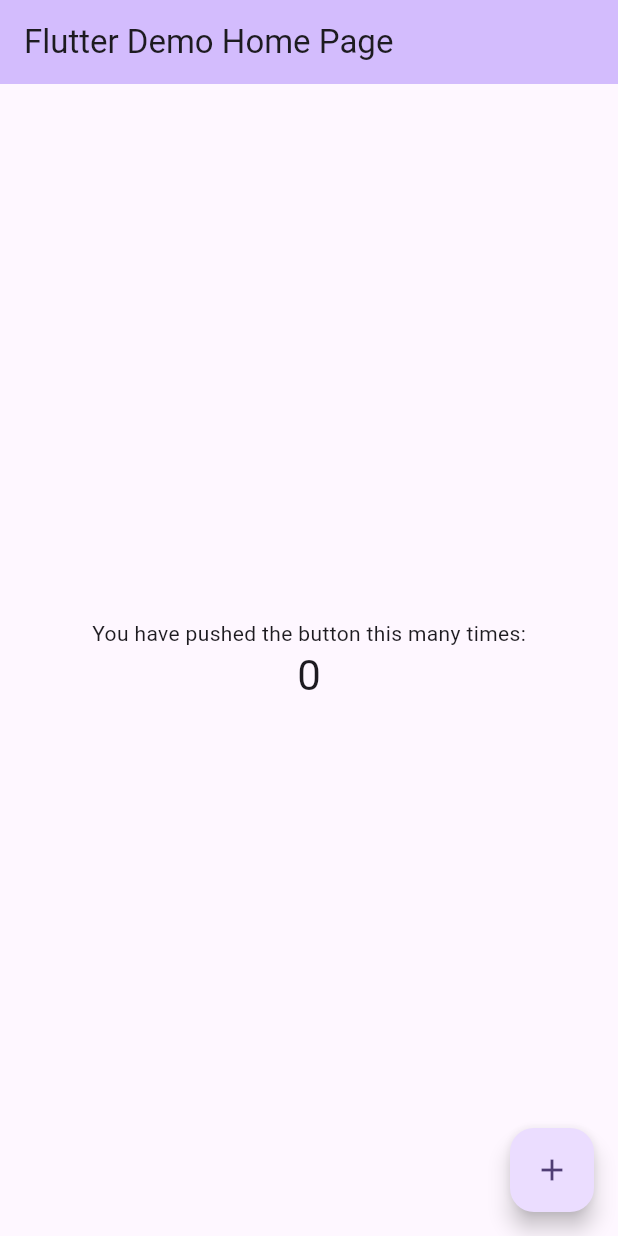
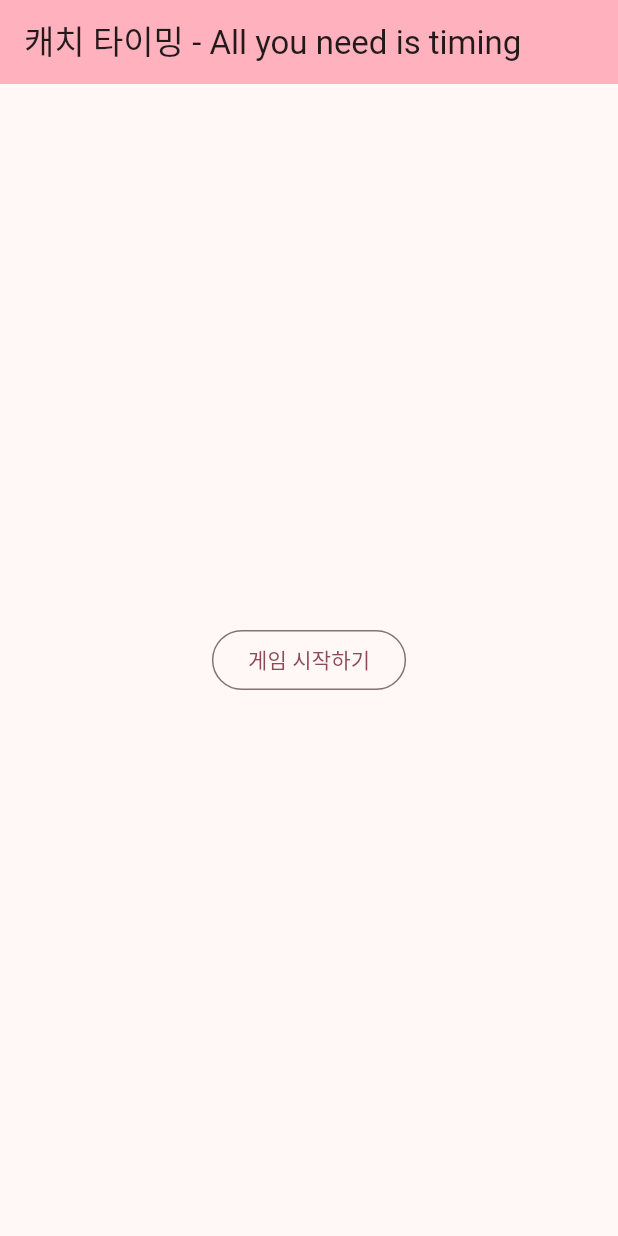
Before and after one commit to PlusAlphaGameStudio/catch_timing, a Flutter app: the screen it shows after launch, on a phone screen of 412 x 824 dp. Run offline on Flutter 3.47's test engine with Material 2 defaults, Android fonts, the phone set to English and light mode, and no system bars.

Commit message:
주요 페이지들~

```diff
--- a/lib/main.dart
+++ b/lib/main.dart
@@ -1,125 +1,58 @@
+import 'package:catch_timing/stages_page.dart';
 import 'package:flutter/material.dart';
 
 void main() {
-  runApp(const MyApp());
+  runApp(const CatchTimingApp());
 }
 
-class MyApp extends StatelessWidget {
-  const MyApp({super.key});
+class CatchTimingApp extends StatelessWidget {
+  const CatchTimingApp({super.key});
 
-  // This widget is the root of your application.
   @override
   Widget build(BuildContext context) {
     return MaterialApp(
-      title: 'Flutter Demo',
+      title: '캐치 타이밍',
       theme: ThemeData(
-        // This is the theme of your application.
-        //
-        // TRY THIS: Try running your application with "flutter run". You'll see
-        // the application has a blue toolbar. Then, without quitting the app,
-        // try changing the seedColor in the colorScheme below to Colors.green
-        // and then invoke "hot reload" (save your changes or press the "hot
-        // reload" button in a Flutter-supported IDE, or press "r" if you used
-        // the command line to start the app).
-        //
-        // Notice that the counter didn't reset back to zero; the application
-        // state is not lost during the reload. To reset the state, use hot
-        // restart instead.
-        //
-        // This works for code too, not just values: Most code changes can be
-        // tested with just a hot reload.
-        colorScheme: ColorScheme.fromSeed(seedColor: Colors.deepPurple),
+        colorScheme: ColorScheme.fromSeed(seedColor: Colors.pink),
         useMaterial3: true,
       ),
-      home: const MyHomePage(title: 'Flutter Demo Home Page'),
+      home: const MainMenuPage(title: '캐치 타이밍 - All you need is timing'),
     );
   }
 }
 
-class MyHomePage extends StatefulWidget {
-  const MyHomePage({super.key, required this.title});
-
-  // This widget is the home page of your application. It is stateful, meaning
-  // that it has a State object (defined below) that contains fields that affect
-  // how it looks.
-
-  // This class is the configuration for the state. It holds the values (in this
-  // case the title) provided by the parent (in this case the App widget) and
-  // used by the build method of the State. Fields in a Widget subclass are
-  // always marked "final".
+class MainMenuPage extends StatefulWidget {
+  const MainMenuPage({super.key, required this.title});
 
   final String title;
 
   @override
-  State<MyHomePage> createState() => _MyHomePageState();
+  State<MainMenuPage> createState() => _MainMenuPageState();
 }
 
-class _MyHomePageState extends State<MyHomePage> {
-  int _counter = 0;
-
-  void _incrementCounter() {
-    setState(() {
-      // This call to setState tells the Flutter framework that something has
-      // changed in this State, which causes it to rerun the build method below
-      // so that the display can reflect the updated values. If we changed
-      // _counter without calling setState(), then the build method would not be
-      // called again, and so nothing would appear to happen.
-      _counter++;
-    });
-  }
-
+class _MainMenuPageState extends State<MainMenuPage> {
   @override
   Widget build(BuildContext context) {
-    // This method is rerun every time setState is called, for instance as done
-    // by the _incrementCounter method above.
-    //
-    // The Flutter framework has been optimized to make rerunning build methods
-    // fast, so that you can just rebuild anything that needs updating rather
-    // than having to individually change instances of widgets.
     return Scaffold(
       appBar: AppBar(
-        // TRY THIS: Try changing the color here to a specific color (to
-        // Colors.amber, perhaps?) and trigger a hot reload to see the AppBar
-        // change color while the other colors stay the same.
         backgroundColor: Theme.of(context).colorScheme.inversePrimary,
-        // Here we take the value from the MyHomePage object that was created by
-        // the App.build method, and use it to set our appbar title.
         title: Text(widget.title),
       ),
       body: Center(
-        // Center is a layout widget. It takes a single child and positions it
-        // in the middle of the parent.
         child: Column(
-          // Column is also a layout widget. It takes a list of children and
-          // arranges them vertically. By default, it sizes itself to fit its
-          // children horizontally, and tries to be as tall as its parent.
-          //
-          // Column has various properties to control how it sizes itself and
-          // how it positions its children. Here we use mainAxisAlignment to
-          // center the children vertically; the main axis here is the vertical
-          // axis because Columns are vertical (the cross axis would be
-          // horizontal).
-          //
-          // TRY THIS: Invoke "debug painting" (choose the "Toggle Debug Paint"
-          // action in the IDE, or press "p" in the console), to see the
-          // wireframe for each widget.
-          mainAxisAlignment: MainAxisAlignment.center,
+          mainAxisAlignment: MainAxisAlignment.spaceAround,
           children: <Widget>[
-            const Text(
-              'You have pushed the button this many times:',
-            ),
-            Text(
-              '$_counter',
-              style: Theme.of(context).textTheme.headlineMedium,
-            ),
+            OutlinedButton(
+                onPressed: () {
+                  Navigator.of(context).push(MaterialPageRoute(
+                    builder: (context) => const StagesPage(),
+                  ));
+                },
+                child: const Text('게임 시작하기')),
+            //OutlinedButton(onPressed: () {}, child: const Text('갤러리')),
           ],
         ),
       ),
-      floatingActionButton: FloatingActionButton(
-        onPressed: _incrementCounter,
-        tooltip: 'Increment',
-        child: const Icon(Icons.add),
-      ), // This trailing comma makes auto-formatting nicer for build methods.
     );
   }
 }
--- a/pubspec.yaml
+++ b/pubspec.yaml
@@ -59,9 +59,9 @@ flutter:
   uses-material-design: true
 
   # To add assets to your application, add an assets section, like this:
-  # assets:
-  #   - images/a_dot_burr.jpeg
-  #   - images/a_dot_ham.jpeg
+  assets:
+    - assets/tests/images/lock/
+    - assets/tests/images/clear/
 
   # An image asset can refer to one or more resolution-specific "variants", see
   # https://flutter.dev/assets-and-images/#resolution-aware
```
Also changed, not shown: lib/game_page.dart (added, +21 -0 lines), lib/greyscale_color_filter.dart (added, +24 -0 lines), lib/stage_button.dart (added, +43 -0 lines), lib/stages_page.dart (added, +27 -0 lines), 2 other files.
